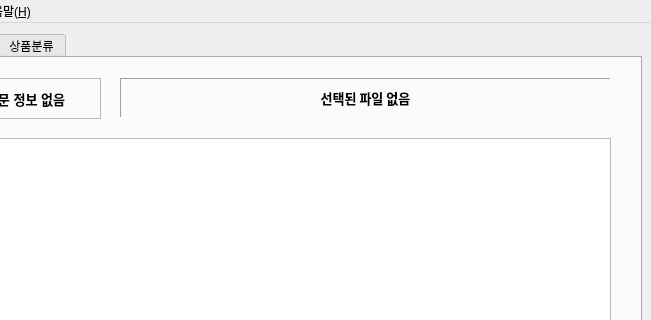
The window that ui/main_window.ui (Peanut0711/easy-fulfill) describes before a commit, drawn with Qt 5; both pictures show x 81 to 732 and y 0 to 320 of the 732 by 682 pixel window.
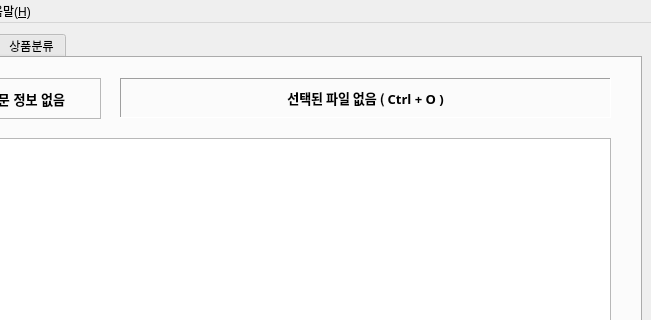
The same window after the commit.

Commit message: ui 수정

What changed in the file:
```diff
--- a/ui/main_window.ui
+++ b/ui/main_window.ui
@@ -67,7 +67,7 @@
          <enum>QFrame::Shadow::Sunken</enum>
         </property>
         <property name="text">
-         <string>선택된 파일 없음</string>
+         <string>선택된 파일 없음 ( Ctrl + O )</string>
         </property>
         <property name="alignment">
          <set>Qt::AlignmentFlag::AlignCenter</set>
```
The commit also changes 2 other files.
